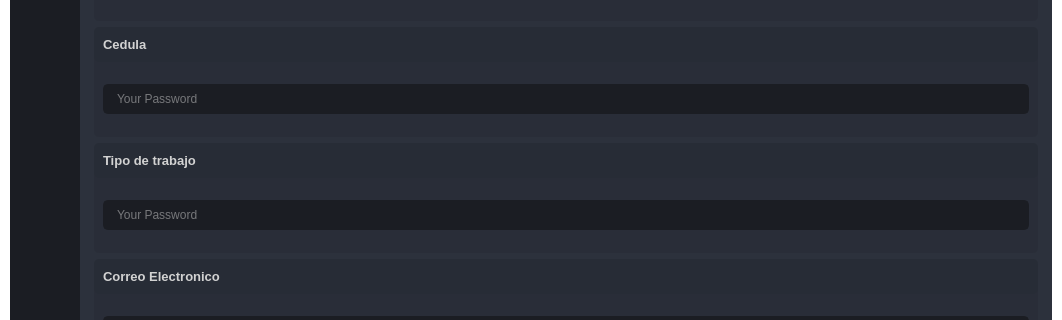
Before: the Qt Designer form GUI_BASE.ui in Norjuelas/DriverQRLector, drawn with Qt 5; both pictures show x 0 to 1062 and y 415 to 735 of the 1062 by 869 pixel window.
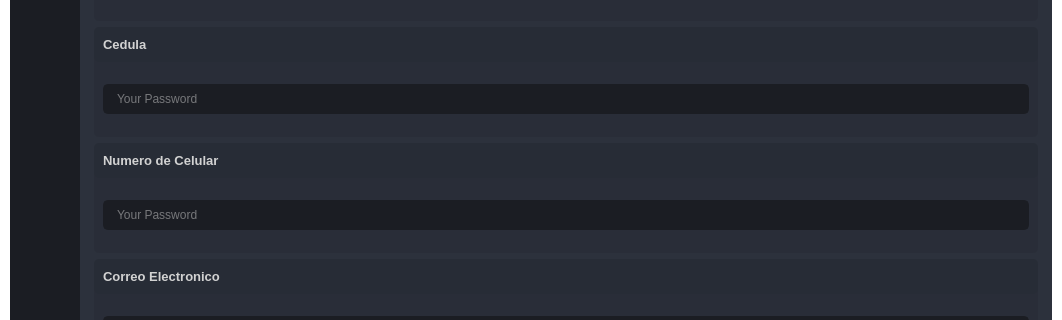
After: the same form once the commit is applied. The open tabs and pages were chosen to show the change. Icons and pictures are not drawn.

Patch:
```diff
--- a/GUI_BASE.ui
+++ b/GUI_BASE.ui
@@ -1894,7 +1894,7 @@
                              <string notr="true"/>
                             </property>
                             <property name="text">
-                             <string>Tipo de trabajo</string>
+                             <string>Numero de Celular</string>
                             </property>
                            </widget>
                           </item>
```
Left out of the diff: 15 changed lines with no effect on the pictures.
